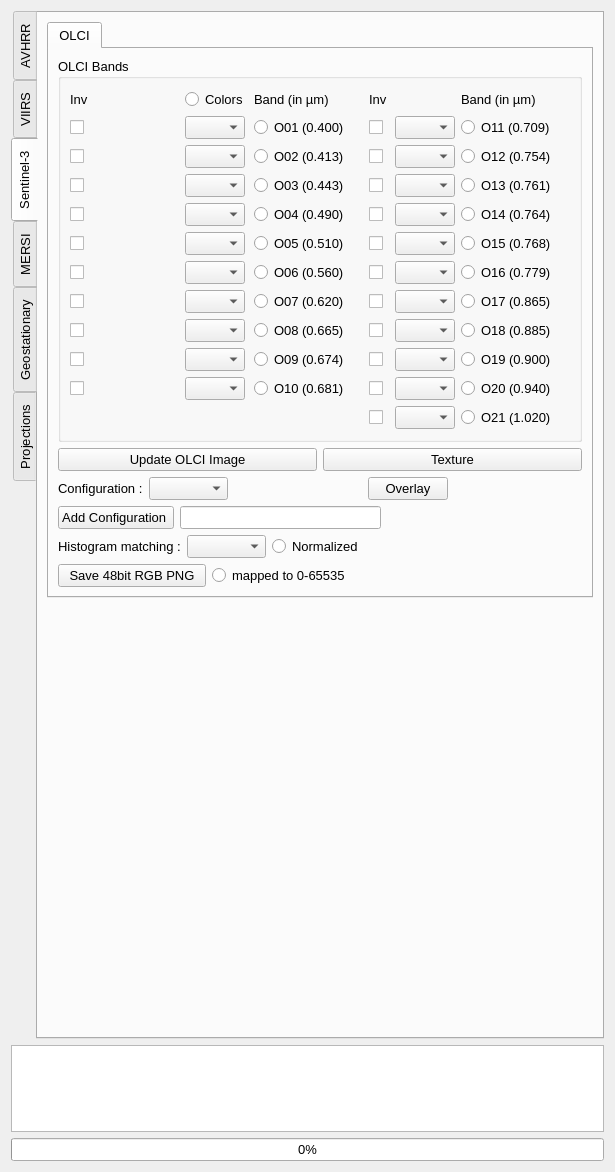
The window that core/formtoolbox.ui (hvanruys/EUMETCastView) describes before a commit, drawn with Qt 5.
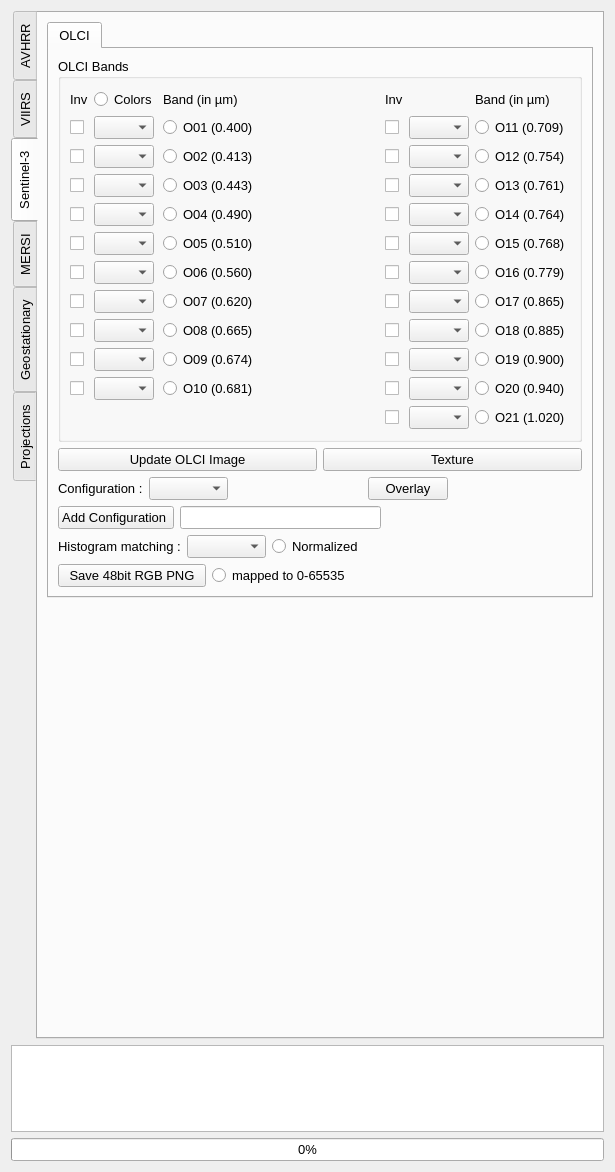
The same window after the commit. The open tabs and pages were chosen to show the change. Custom widgets are drawn as their Qt base class.

Patch:
```diff
--- a/core/formtoolbox.ui
+++ b/core/formtoolbox.ui
@@ -1953,6 +1953,80 @@
              <layout class="QVBoxLayout" name="verticalLayout_19">
               <item>
                <layout class="QGridLayout" name="gridLayout_7">
+                <item row="3" column="0">
+                 <widget class="QCheckBox" name="chkInverseOLCI03">
+                  <property name="text">
+                   <string/>
+                  </property>
+                 </widget>
+                </item>
+                <item row="9" column="2">
+                 <widget class="QRadioButton" name="rbOLCI09">
+                  <property name="text">
+                   <string>O09 (0.674)</string>
+                  </property>
+                 </widget>
+                </item>
+                <item row="1" column="5">
+                 <widget class="QComboBox" name="cmbOLCI11">
+                  <property name="minimumSize">
+                   <size>
+                    <width>60</width>
+                    <height>0</height>
+                   </size>
+                  </property>
+                  <property name="maximumSize">
+                   <size>
+                    <width>60</width>
+                    <height>16777215</height>
+                   </size>
+                  </property>
+                 </widget>
+                </item>
+                <item row="4" column="6">
+                 <widget class="QRadioButton" name="rbOLCI14">
+                  <property name="text">
+                   <string>O14 (0.764)</string>
+                  </property>
+                 </widget>
+                </item>
+                <item row="5" column="2">
+                 <widget class="QRadioButton" name="rbOLCI05">
+                  <property name="text">
+                   <string>O05 (0.510)</string>
+                  </property>
+                 </widget>
+                </item>
+                <item row="2" column="6">
+                 <widget class="QRadioButton" name="rbOLCI12">
+                  <property name="text">
+                   <string>O12 (0.754)</string>
+                  </property>
+                 </widget>
+                </item>
+                <item row="6" column="5">
+                 <widget class="QComboBox" name="cmbOLCI16">
+                  <property name="minimumSize">
+                   <size>
+                    <width>60</width>
+                    <height>0</height>
+                   </size>
+                  </property>
+                  <property name="maximumSize">
+                   <size>
+                    <width>60</width>
+                    <height>16777215</height>
+                   </size>
+                  </property>
+                 </widget>
+                </item>
+                <item row="7" column="6">
+                 <widget class="QRadioButton" name="rbOLCI17">
+                  <property name="text">
+                   <string>O17 (0.865)</string>
+                  </property>
+                 </widget>
+                </item>
                 <item row="6" column="2">
                  <widget class="QRadioButton" name="rbOLCI06">
                   <property name="text">
@@ -1960,8 +2034,15 @@
                   </property>
                  </widget>
                 </item>
-                <item row="2" column="4">
-                 <widget class="QComboBox" name="cmbOLCI12">
+                <item row="0" column="0">
+                 <widget class="QLabel" name="label_49">
+                  <property name="text">
+                   <string>Inv</string>
+                  </property>
+                 </widget>
+                </item>
+                <item row="3" column="5">
+                 <widget class="QComboBox" name="cmbOLCI13">
                   <property name="minimumSize">
                    <size>
                     <width>60</width>
@@ -1976,6 +2057,40 @@
                   </property>
                  </widget>
                 </item>
+                <item row="0" column="2">
+                 <widget class="QLabel" name="label_50">
+                  <property name="text">
+                   <string>Band (in µm)</string>
+                  </property>
+                 </widget>
+                </item>
+                <item row="11" column="4">
+                 <widget class="QCheckBox" name="chkInverseOLCI21">
+                  <property name="maximumSize">
+                   <size>
+                    <width>20</width>
+                    <height>16777215</height>
+                   </size>
+                  </property>
+                  <property name="text">
+                   <string/>
+                  </property>
+                 </widget>
+                </item>
+                <item row="2" column="0">
+                 <widget class="QCheckBox" name="chkInverseOLCI02">
+                  <property name="text">
+                   <string/>
+                  </property>
+                 </widget>
+                </item>
+                <item row="2" column="2">
+                 <widget class="QRadioButton" name="rbOLCI02">
+                  <property name="text">
+                   <string>O02 (0.413)</string>
+                  </property>
+                 </widget>
+                </item>
                 <item row="7" column="2">
                  <widget class="QRadioButton" name="rbOLCI07">
                   <property name="text">
@@ -1983,10 +2098,171 @@
                   </property>
                  </widget>
                 </item>
-                <item row="5" column="5">
-                 <widget class="QRadioButton" name="rbOLCI15">
+                <item row="2" column="1">
+                 <widget class="QComboBox" name="cmbOLCI02">
+                  <property name="minimumSize">
+                   <size>
+                    <width>60</width>
+                    <height>0</height>
+                   </size>
+                  </property>
+                  <property name="maximumSize">
+                   <size>
+                    <width>60</width>
+                    <height>16777215</height>
+                   </size>
+                  </property>
+                 </widget>
+                </item>
+                <item row="7" column="1">
+                 <widget class="QComboBox" name="cmbOLCI07">
+                  <property name="minimumSize">
+                   <size>
+                    <width>60</width>
+                    <height>0</height>
+                   </size>
+                  </property>
+                  <property name="maximumSize">
+                   <size>
+                    <width>60</width>
+                    <height>16777215</height>
+                   </size>
+                  </property>
+                 </widget>
+                </item>
+                <item row="9" column="6">
+                 <widget class="QRadioButton" name="rbOLCI19">
                   <property name="text">
-                   <string>O15 (0.768)</string>
+                   <string>O19 (0.900)</string>
+                  </property>
+                 </widget>
+                </item>
+                <item row="3" column="4">
+                 <widget class="QCheckBox" name="chkInverseOLCI13">
+                  <property name="text">
+                   <string/>
+                  </property>
+                 </widget>
+                </item>
+                <item row="1" column="0">
+                 <widget class="QCheckBox" name="chkInverseOLCI01">
+                  <property name="text">
+                   <string/>
+                  </property>
+                 </widget>
+                </item>
+                <item row="7" column="4">
+                 <widget class="QCheckBox" name="chkInverseOLCI17">
+                  <property name="text">
+                   <string/>
+                  </property>
+                 </widget>
+                </item>
+                <item row="2" column="5">
+                 <widget class="QComboBox" name="cmbOLCI12">
+                  <property name="minimumSize">
+                   <size>
+                    <width>60</width>
+                    <height>0</height>
+                   </size>
+                  </property>
+                  <property name="maximumSize">
+                   <size>
+                    <width>60</width>
+                    <height>16777215</height>
+                   </size>
+                  </property>
+                 </widget>
+                </item>
+                <item row="8" column="0">
+                 <widget class="QCheckBox" name="chkInverseOLCI08">
+                  <property name="text">
+                   <string/>
+                  </property>
+                 </widget>
+                </item>
+                <item row="3" column="1">
+                 <widget class="QComboBox" name="cmbOLCI03">
+                  <property name="minimumSize">
+                   <size>
+                    <width>60</width>
+                    <height>0</height>
+                   </size>
+                  </property>
+                  <property name="maximumSize">
+                   <size>
+                    <width>60</width>
+                    <height>16777215</height>
+                   </size>
+                  </property>
+                 </widget>
+                </item>
+                <item row="9" column="1">
+                 <widget class="QComboBox" name="cmbOLCI09">
+                  <property name="minimumSize">
+                   <size>
+                    <width>60</width>
+                    <height>0</height>
+                   </size>
+                  </property>
+                  <property name="maximumSize">
+                   <size>
+                    <width>60</width>
+                    <height>16777215</height>
+                   </size>
+                  </property>
+                 </widget>
+                </item>
+                <item row="4" column="2">
+                 <widget class="QRadioButton" name="rbOLCI04">
+                  <property name="text">
+                   <string>O04 (0.490)</string>
+                  </property>
+                 </widget>
+                </item>
+                <item row="8" column="6">
+                 <widget class="QRadioButton" name="rbOLCI18">
+                  <property name="text">
+                   <string>O18 (0.885)</string>
+                  </property>
+                 </widget>
+                </item>
+                <item row="11" column="5">
+                 <widget class="QComboBox" name="cmbOLCI21">
+                  <property name="minimumSize">
+                   <size>
+                    <width>60</width>
+                    <height>0</height>
+                   </size>
+                  </property>
+                  <property name="maximumSize">
+                   <size>
+                    <width>60</width>
+                    <height>16777215</height>
+                   </size>
+                  </property>
+                 </widget>
+                </item>
+                <item row="6" column="1">
+                 <widget class="QComboBox" name="cmbOLCI06">
+                  <property name="minimumSize">
+                   <size>
+                    <width>60</width>
+                    <height>0</height>
+                   </size>
+                  </property>
+                  <property name="maximumSize">
+                   <size>
+                    <width>60</width>
+                    <height>16777215</height>
+                   </size>
+                  </property>
+                 </widget>
+                </item>
+                <item row="6" column="4">
+                 <widget class="QCheckBox" name="chkInverseOLCI16">
+                  <property name="text">
+                   <string/>
                   </property>
                  </widget>
                 </item>
@@ -1997,132 +2273,24 @@
                   </property>
                  </widget>
                 </item>
-                <item row="2" column="0">
-                 <widget class="QCheckBox" name="chkInverseOLCI02">
+                <item row="4" column="4">
+                 <widget class="QCheckBox" name="chkInverseOLCI14">
                   <property name="text">
                    <string/>
                   </property>
                  </widget>
                 </item>
-                <item row="1" column="2">
-                 <widget class="QRadioButton" name="rbOLCI01">
-                  <property name="text">
-                   <string>O01 (0.400)</string>
-                  </property>
-                 </widget>
-                </item>
-                <item row="5" column="4">
-                 <widget class="QComboBox" name="cmbOLCI15">
-                  <property name="minimumSize">
-                   <size>
-                    <width>60</width>
-                    <height>0</height>
-                   </size>
-                  </property>
-                  <property name="maximumSize">
-                   <size>
-                    <width>60</width>
-                    <height>16777215</height>
-                   </size>
-                  </property>
-                 </widget>
-                </item>
-                <item row="9" column="2">
-                 <widget class="QRadioButton" name="rbOLCI09">
-                  <property name="text">
-                   <string>O09 (0.674)</string>
-                  </property>
-                 </widget>
-                </item>
                 <item row="8" column="4">
-                 <widget class="QComboBox" name="cmbOLCI18">
-                  <property name="minimumSize">
-                   <size>
-                    <width>60</width>
-                    <height>0</height>
-                   </size>
-                  </property>
-                  <property name="maximumSize">
-                   <size>
-                    <width>60</width>
-                    <height>16777215</height>
-                   </size>
-                  </property>
-                 </widget>
-                </item>
-                <item row="10" column="2">
-                 <widget class="QRadioButton" name="rbOLCI10">
-                  <property name="text">
-                   <string>O10 (0.681)</string>
-                  </property>
-                 </widget>
-                </item>
-                <item row="3" column="4">
-                 <widget class="QComboBox" name="cmbOLCI13">
-                  <property name="minimumSize">
-                   <size>
-                    <width>60</width>
-                    <height>0</height>
-                   </size>
-                  </property>
-                  <property name="maximumSize">
-                   <size>
-                    <width>60</width>
-                    <height>16777215</height>
-                   </size>
-                  </property>
-                 </widget>
-                </item>
-                <item row="8" column="3">
                  <widget class="QCheckBox" name="chkInverseOLCI18">
                   <property name="text">
                    <string/>
                   </property>
                  </widget>
                 </item>
-                <item row="8" column="5">
-                 <widget class="QRadioButton" name="rbOLCI18">
+                <item row="6" column="0">
+                 <widget class="QCheckBox" name="chkInverseOLCI06">
                   <property name="text">
-                   <string>O18 (0.885)</string>
-                  </property>
-                 </widget>
-                </item>
-                <item row="10" column="4">
-                 <widget class="QComboBox" name="cmbOLCI20">
-                  <property name="minimumSize">
-                   <size>
-                    <width>60</width>
-                    <height>0</height>
-                   </size>
-                  </property>
-                  <property name="maximumSize">
-                   <size>
-                    <width>60</width>
-                    <height>16777215</height>
-                   </size>
-                  </property>
-                 </widget>
-                </item>
-                <item row="10" column="5">
-                 <widget class="QRadioButton" name="rbOLCI20">
-                  <property name="text">
-                   <string>O20 (0.940)</string>
-                  </property>
-                 </widget>
-                </item>
-                <item row="8" column="1">
-                 <widget class="QComboBox" name="cmbOLCI08">
-                  <property name="minimumSize">
-                   <size>
-                    <width>60</width>
-                    <height>0</height>
-                   </size>
-                  </property>
-                  <property name="maximumSize">
-                   <size>
-                    <width>60</width>
-                    <height>16777215</height>
-                   </size>
+                   <string/>
                   </property>
                  </widget>
                 </item>
@@ -2142,8 +2310,8 @@
                   </property>
                  </widget>
                 </item>
-                <item row="5" column="1">
-                 <widget class="QComboBox" name="cmbOLCI05">
+                <item row="10" column="1">
+                 <widget class="QComboBox" name="cmbOLCI10">
                   <property name="minimumSize">
                    <size>
                     <width>60</width>
@@ -2158,184 +2326,13 @@
                   </property>
                  </widget>
                 </item>
-                <item row="7" column="3">
-                 <widget class="QCheckBox" name="chkInverseOLCI17">
-                  <property name="text">
-                   <string/>
-                  </property>
-                 </widget>
-                </item>
-                <item row="7" column="5">
-                 <widget class="QRadioButton" name="rbOLCI17">
-                  <property name="text">
-                   <string>O17 (0.865)</string>
-                  </property>
-                 </widget>
-                </item>
-                <item row="1" column="3">
-                 <widget class="QCheckBox" name="chkInverseOLCI11">
-                  <property name="text">
-                   <string/>
-                  </property>
-                 </widget>
-                </item>
-                <item row="1" column="5">
+                <item row="1" column="6">
                  <widget class="QRadioButton" name="rbOLCI11">
                   <property name="text">
                    <string>O11 (0.709)</string>
                   </property>
                  </widget>
                 </item>
-                <item row="9" column="1">
-                 <widget class="QComboBox" name="cmbOLCI09">
-                  <property name="minimumSize">
-                   <size>
-                    <width>60</width>
-                    <height>0</height>
-                   </size>
-                  </property>
-                  <property name="maximumSize">
-                   <size>
-                    <width>60</width>
-                    <height>16777215</height>
-                   </size>
-                  </property>
-                 </widget>
-                </item>
-                <item row="2" column="1">
-                 <widget class="QComboBox" name="cmbOLCI02">
-                  <property name="minimumSize">
-                   <size>
-                    <width>60</width>
-                    <height>0</height>
-                   </size>
-                  </property>
-                  <property name="maximumSize">
-                   <size>
-                    <width>60</width>
-                    <height>16777215</height>
-                   </size>
-                  </property>
-                 </widget>
-                </item>
-                <item row="0" column="5">
-                 <widget class="QLabel" name="label_54">
-                  <property name="text">
-                   <string>Band (in µm)</string>
-                  </property>
-                 </widget>
-                </item>
-                <item row="4" column="2">
-                 <widget class="QRadioButton" name="rbOLCI04">
-                  <property name="text">
-                   <string>O04 (0.490)</string>
-                  </property>
-                 </widget>
-                </item>
-                <item row="1" column="1">
-                 <widget class="QComboBox" name="cmbOLCI01">
-                  <property name="minimumSize">
-                   <size>
-                    <width>60</width>
-                    <height>0</height>
-                   </size>
-                  </property>
-                  <property name="maximumSize">
-                   <size>
-                    <width>60</width>
-                    <height>16777215</height>
-                   </size>
-                  </property>
-                 </widget>
-                </item>
-                <item row="5" column="3">
-                 <widget class="QCheckBox" name="chkInverseOLCI15">
-                  <property name="text">
-                   <string/>
-                  </property>
-                 </widget>
-                </item>
-                <item row="1" column="4">
-                 <widget class="QComboBox" name="cmbOLCI11">
-                  <property name="minimumSize">
-                   <size>
-                    <width>60</width>
-                    <height>0</height>
-                   </size>
-                  </property>
-                  <property name="maximumSize">
-                   <size>
-                    <width>60</width>
-                    <height>16777215</height>
-                   </size>
-                  </property>
-                 </widget>
-                </item>
-                <item row="9" column="3">
-                 <widget class="QCheckBox" name="chkInverseOLCI19">
-                  <property name="text">
-                   <string/>
-                  </property>
-                 </widget>
-                </item>
-                <item row="9" column="5">
-                 <widget class="QRadioButton" name="rbOLCI19">
-                  <property name="text">
-                   <string>O19 (0.900)</string>
-                  </property>
-                 </widget>
-                </item>
-                <item row="2" column="3">
-                 <widget class="QCheckBox" name="chkInverseOLCI12">
-                  <property name="text">
-                   <string/>
-                  </property>
-                 </widget>
-                </item>
-                <item row="2" column="5">
-                 <widget class="QRadioButton" name="rbOLCI12">
-                  <property name="text">
-                   <string>O12 (0.754)</string>
-                  </property>
-                 </widget>
-                </item>
-                <item row="5" column="2">
-                 <widget class="QRadioButton" name="rbOLCI05">
-                  <property name="text">
-                   <string>O05 (0.510)</string>
-                  </property>
-                 </widget>
-                </item>
-                <item row="9" column="4">
-                 <widget class="QComboBox" name="cmbOLCI19">
-                  <property name="minimumSize">
-                   <size>
-                    <width>60</width>
-                    <height>0</height>
-                   </size>
-                  </property>
-                  <property name="maximumSize">
-                   <size>
-                    <width>60</width>
-                    <height>16777215</height>
-                   </size>
-                  </property>
-                 </widget>
-                </item>
-                <item row="3" column="3">
-                 <widget class="QCheckBox" name="chkInverseOLCI13">
-                  <property name="text">
-                   <string/>
-                  </property>
-                 </widget>
-                </item>
-                <item row="10" column="3">
-                 <widget class="QCheckBox" name="chkInverseOLCI20">
-                  <property name="text">
-                   <string/>
-                  </property>
-                 </widget>
-                </item>
                 <item row="9" column="0">
                  <widget class="QCheckBox" name="chkInverseOLCI09">
                   <property name="text">
@@ -2343,15 +2340,15 @@
                   </property>
                  </widget>
                 </item>
-                <item row="10" column="0">
-                 <widget class="QCheckBox" name="chkInverseOLCI10">
+                <item row="5" column="0">
+                 <widget class="QCheckBox" name="chkInverseOLCI05">
                   <property name="text">
                    <string/>
                   </property>
                  </widget>
                 </item>
-                <item row="6" column="1">
-                 <widget class="QComboBox" name="cmbOLCI06">
+                <item row="5" column="1">
+                 <widget class="QComboBox" name="cmbOLCI05">
                   <property name="minimumSize">
                    <size>
                     <width>60</width>
@@ -2366,73 +2363,13 @@
                   </property>
                  </widget>
                 </item>
-                <item row="4" column="3">
-                 <widget class="QCheckBox" name="chkInverseOLCI14">
+                <item row="1" column="4">
+                 <widget class="QCheckBox" name="chkInverseOLCI11">
                   <property name="text">
                    <string/>
                   </property>
                  </widget>
                 </item>
-                <item row="0" column="3">
-                 <widget class="QLabel" name="label_53">
-                  <property name="text">
-                   <string>Inv</string>
-                  </property>
-                 </widget>
-                </item>
-                <item row="3" column="5">
-                 <widget class="QRadioButton" name="rbOLCI13">
-                  <property name="text">
-                   <string>O13 (0.761)</string>
-                  </property>
-                 </widget>
-                </item>
-                <item row="4" column="4">
-                 <widget class="QComboBox" name="cmbOLCI14">
-                  <property name="minimumSize">
-                   <size>
-                    <width>60</width>
-                    <height>0</height>
-                   </size>
-                  </property>
-                  <property name="maximumSize">
-                   <size>
-                    <width>60</width>
-                    <height>16777215</height>
-                   </size>
-                  </property>
-                 </widget>
-                </item>
-                <item row="4" column="0">
-                 <widget class="QCheckBox" name="chkInverseOLCI04">
-                  <property name="text">
-                   <string/>
-                  </property>
-                 </widget>
-                </item>
-                <item row="6" column="4">
-                 <widget class="QComboBox" name="cmbOLCI16">
-                  <property name="minimumSize">
-                   <size>
-                    <width>60</width>
-                    <height>0</height>
-                   </size>
-                  </property>
-                  <property name="maximumSize">
-                   <size>
-                    <width>60</width>
-                    <height>16777215</height>
-                   </size>
-                  </property>
-                 </widget>
-                </item>
-                <item row="0" column="0">
-                 <widget class="QLabel" name="label_49">
-                  <property name="text">
-                   <string>Inv</string>
-                  </property>
-                 </widget>
-                </item>
                 <item row="8" column="2">
                  <widget class="QRadioButton" name="rbOLCI08">
                   <property name="text">
@@ -2440,10 +2377,17 @@
                   </property>
                  </widget>
                 </item>
-                <item row="3" column="0">
-                 <widget class="QCheckBox" name="chkInverseOLCI03">
+                <item row="1" column="2">
+                 <widget class="QRadioButton" name="rbOLCI01">
                   <property name="text">
-                   <string/>
+                   <string>O01 (0.400)</string>
+                  </property>
+                 </widget>
+                </item>
+                <item row="5" column="6">
+                 <widget class="QRadioButton" name="rbOLCI15">
+                  <property name="text">
+                   <string>O15 (0.768)</string>
                   </property>
                  </widget>
                 </item>
@@ -2454,8 +2398,57 @@
                   </property>
                  </widget>
                 </item>
-                <item row="5" column="0">
-                 <widget class="QCheckBox" name="chkInverseOLCI05">
+                <item row="0" column="6">
+                 <widget class="QLabel" name="label_54">
+                  <property name="text">
+                   <string>Band (in µm)</string>
+                  </property>
+                 </widget>
+                </item>
+                <item row="10" column="2">
+                 <widget class="QRadioButton" name="rbOLCI10">
+                  <property name="text">
+                   <string>O10 (0.681)</string>
+                  </property>
+                 </widget>
+                </item>
+                <item row="5" column="4">
+                 <widget class="QCheckBox" name="chkInverseOLCI15">
+                  <property name="text">
+                   <string/>
+                  </property>
+                 </widget>
+                </item>
+                <item row="3" column="6">
+                 <widget class="QRadioButton" name="rbOLCI13">
+                  <property name="text">
+                   <string>O13 (0.761)</string>
+                  </property>
+                 </widget>
+                </item>
+                <item row="4" column="0">
+                 <widget class="QCheckBox" name="chkInverseOLCI04">
+                  <property name="text">
+                   <string/>
+                  </property>
+                 </widget>
+                </item>
+                <item row="0" column="4">
+                 <widget class="QLabel" name="label_53">
+                  <property name="text">
+                   <string>Inv</string>
+                  </property>
+                 </widget>
+                </item>
+                <item row="6" column="6">
+                 <widget class="QRadioButton" name="rbOLCI16">
+                  <property name="text">
+                   <string>O16 (0.779)</string>
+                  </property>
+                 </widget>
+                </item>
+                <item row="2" column="4">
+                 <widget class="QCheckBox" name="chkInverseOLCI12">
                   <property name="text">
                    <string/>
                   </property>
@@ -2468,8 +2461,8 @@
                   </property>
                  </widget>
                 </item>
-                <item row="7" column="1">
-                 <widget class="QComboBox" name="cmbOLCI07">
+                <item row="9" column="5">
+                 <widget class="QComboBox" name="cmbOLCI19">
                   <property name="minimumSize">
                    <size>
                     <width>60</width>
@@ -2484,14 +2477,39 @@
                   </property>
                  </widget>
                 </item>
-                <item row="2" column="2">
-                 <widget class="QRadioButton" name="rbOLCI02">
-                  <property name="text">
-                   <string>O02 (0.413)</string>
+                <item row="5" column="5">
+                 <widget class="QComboBox" name="cmbOLCI15">
+                  <property name="minimumSize">
+                   <size>
+                    <width>60</width>
+                    <height>0</height>
+                   </size>
                   </property>
+                  <property name="maximumSize">
+                   <size>
+                    <width>60</width>
+                    <height>16777215</height>
+                   </size>
+                  </property>
                  </widget>
                 </item>
-                <item row="7" column="4">
+                <item row="8" column="1">
+                 <widget class="QComboBox" name="cmbOLCI08">
+                  <property name="minimumSize">
+                   <size>
+                    <width>60</width>
+                    <height>0</height>
+                   </size>
+                  </property>
+                  <property name="maximumSize">
+                   <size>
+                    <width>60</width>
+                    <height>16777215</height>
+                   </size>
+                  </property>
+                 </widget>
+                </item>
+                <item row="7" column="5">
                  <widget class="QComboBox" name="cmbOLCI17">
                   <property name="minimumSize">
                    <size>
@@ -2507,96 +2525,15 @@
                   </property>
                  </widget>
                 </item>
-                <item row="6" column="3">
-                 <widget class="QCheckBox" name="chkInverseOLCI16">
-                  <property name="text">
-                   <string/>
-                  </property>
-                 </widget>
-                </item>
-                <item row="6" column="5">
-                 <widget class="QRadioButton" name="rbOLCI16">
-                  <property name="text">
-                   <string>O16 (0.779)</string>
-                  </property>
-                 </widget>
-                </item>
-                <item row="3" column="1">
-                 <widget class="QComboBox" name="cmbOLCI03">
-                  <property name="minimumSize">
-                   <size>
-                    <width>60</width>
-                    <height>0</height>
-                   </size>
-                  </property>
-                  <property name="maximumSize">
-                   <size>
-                    <width>60</width>
-                    <height>16777215</height>
-                   </size>
-                  </property>
-                 </widget>
-                </item>
-                <item row="0" column="2">
-                 <widget class="QLabel" name="label_50">
-                  <property name="text">
-                   <string>Band (in µm)</string>
-                  </property>
-                 </widget>
-                </item>
-                <item row="6" column="0">
-                 <widget class="QCheckBox" name="chkInverseOLCI06">
-                  <property name="text">
-                   <string/>
-                  </property>
-                 </widget>
-                </item>
-                <item row="1" column="0">
-                 <widget class="QCheckBox" name="chkInverseOLCI01">
-                  <property name="text">
-                   <string/>
-                  </property>
-                 </widget>
-                </item>
-                <item row="4" column="5">
-                 <widget class="QRadioButton" name="rbOLCI14">
-                  <property name="text">
-                   <string>O14 (0.764)</string>
-                  </property>
-                 </widget>
-                </item>
-                <item row="8" column="0">
-                 <widget class="QCheckBox" name="chkInverseOLCI08">
-                  <property name="text">
-                   <string/>
-                  </property>
-                 </widget>
-                </item>
-                <item row="10" column="1">
-                 <widget class="QComboBox" name="cmbOLCI10">
-                  <property name="minimumSize">
-                   <size>
-                    <width>60</width>
-                    <height>0</height>
-                   </size>
-                  </property>
-                  <property name="maximumSize">
-                   <size>
-                    <width>60</width>
-                    <height>16777215</height>
-                   </size>
-                  </property>
-                 </widget>
-                </item>
-                <item row="11" column="5">
+                <item row="11" column="6">
                  <widget class="QRadioButton" name="rbOLCI21">
                   <property name="text">
                    <string>O21 (1.020)</string>
                   </property>
                  </widget>
                 </item>
-                <item row="11" column="4">
-                 <widget class="QComboBox" name="cmbOLCI21">
+                <item row="4" column="5">
+                 <widget class="QComboBox" name="cmbOLCI14">
                   <property name="minimumSize">
                    <size>
                     <width>60</width>
@@ -2611,19 +2548,95 @@
                   </property>
                  </widget>
                 </item>
-                <item row="11" column="3">
-                 <widget class="QCheckBox" name="chkInverseOLCI21">
+                <item row="10" column="6">
+                 <widget class="QRadioButton" name="rbOLCI20">
+                  <property name="text">
+                   <string>O20 (0.940)</string>
+                  </property>
+                 </widget>
+                </item>
+                <item row="10" column="5">
+                 <widget class="QComboBox" name="cmbOLCI20">
+                  <property name="minimumSize">
+                   <size>
+                    <width>60</width>
+                    <height>0</height>
+                   </size>
+                  </property>
                   <property name="maximumSize">
                    <size>
-                    <width>20</width>
+                    <width>60</width>
                     <height>16777215</height>
                    </size>
                   </property>
+                 </widget>
+                </item>
+                <item row="8" column="5">
+                 <widget class="QComboBox" name="cmbOLCI18">
+                  <property name="minimumSize">
+                   <size>
+                    <width>60</width>
+                    <height>0</height>
+                   </size>
+                  </property>
+                  <property name="maximumSize">
+                   <size>
+                    <width>60</width>
+                    <height>16777215</height>
+                   </size>
+                  </property>
+                 </widget>
+                </item>
+                <item row="10" column="4">
+                 <widget class="QCheckBox" name="chkInverseOLCI20">
                   <property name="text">
                    <string/>
                   </property>
                  </widget>
                 </item>
+                <item row="10" column="0">
+                 <widget class="QCheckBox" name="chkInverseOLCI10">
+                  <property name="text">
+                   <string/>
+                  </property>
+                 </widget>
+                </item>
+                <item row="1" column="1">
+                 <widget class="QComboBox" name="cmbOLCI01">
+                  <property name="minimumSize">
+                   <size>
+                    <width>60</width>
+                    <height>0</height>
+                   </size>
+                  </property>
+                  <property name="maximumSize">
+                   <size>
+                    <width>60</width>
+                    <height>16777215</height>
+                   </size>
+                  </property>
+                 </widget>
+                </item>
+                <item row="9" column="4">
+                 <widget class="QCheckBox" name="chkInverseOLCI19">
+                  <property name="text">
+                   <string/>
+                  </property>
+                 </widget>
+                </item>
+                <item row="0" column="3">
+                 <spacer name="horizontalSpacer_35">
+                  <property name="orientation">
+                   <enum>Qt::Orientation::Horizontal</enum>
+                  </property>
+                  <property name="sizeHint" stdset="0">
+                   <size>
+                    <width>40</width>
+                    <height>20</height>
+                   </size>
+                  </property>
+                 </spacer>
+                </item>
                </layout>
               </item>
              </layout>
```
